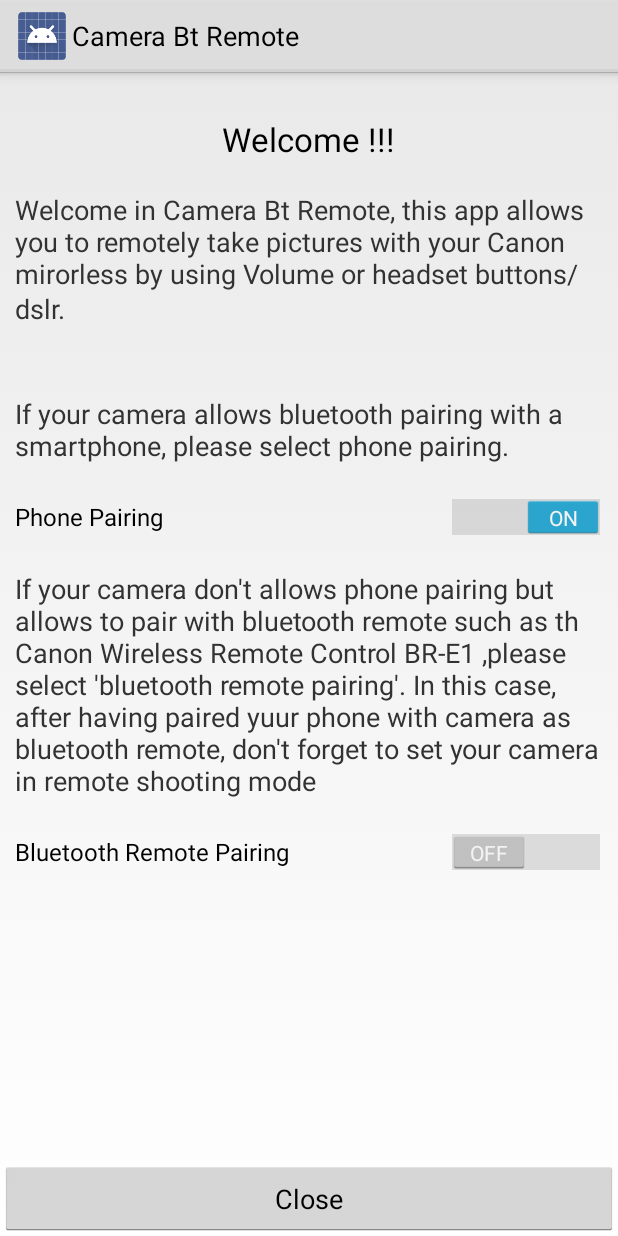
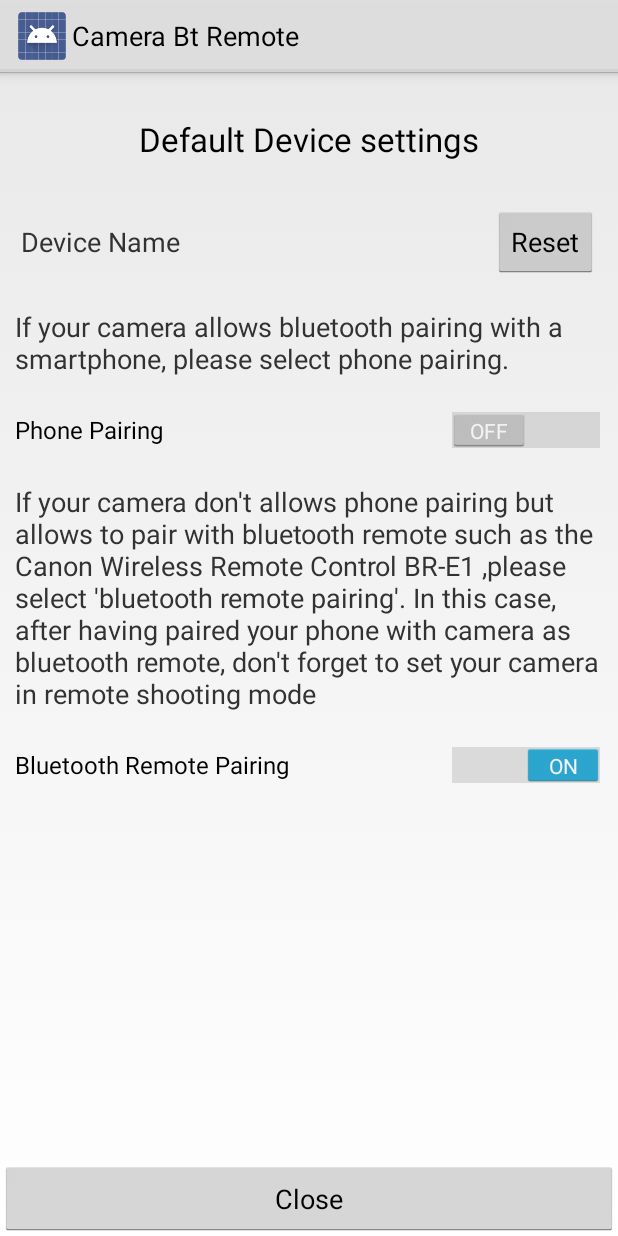
Before and after one commit to Rerelekeke/CanonLightRemote, an Android app: the SettingsActivity screen opened directly, with no data from a screen before it, on a phone screen of 412 x 824 dp. Run offline under Robolectric (Android 15) with nearby library versions, the phone set to English and light mode, and no system bars.

Commit message:
integrate automatic decision between phone or remote pairing

```diff
--- a/Application/src/main/java/com/rmthrt/camerabtremote/SettingsActivity.java
+++ b/Application/src/main/java/com/rmthrt/camerabtremote/SettingsActivity.java
@@ -25,16 +25,19 @@ public class SettingsActivity extends Activity {
         super.onCreate(savedInstanceState);
         setContentView(R.layout.activity_settings);
 
-        if(DeviceControlActivity.getDeviceName()==null)
-        {
-            findViewById(R.id.welcomeLayout).setVisibility(View.VISIBLE);
-            findViewById(R.id.defaulLayout).setVisibility(View.INVISIBLE);
-        }
-        else
-        {
-            findViewById(R.id.welcomeLayout).setVisibility(View.INVISIBLE);
-            findViewById(R.id.defaulLayout).setVisibility(View.VISIBLE);
-        }
+//        if(DeviceControlActivity.getDeviceName()==null)
+//        {
+//            findViewById(R.id.welcomeLayout).setVisibility(View.VISIBLE);
+//            findViewById(R.id.resetLayout).setVisibility(View.INVISIBLE);
+//        }
+//        else
+//        {
+//            findViewById(R.id.welcomeLayout).setVisibility(View.INVISIBLE);
+//            findViewById(R.id.resetLayout).setVisibility(View.VISIBLE);
+//        }
+
+        findViewById(R.id.defaultLayout).setVisibility(View.VISIBLE);
+
 
         mResetDefaultDeviceButton = findViewById(R.id.resetDefaultDeviceButton);
         mDefaultDeviceTextView = findViewById(R.id.defaultDeviceTextView);
@@ -44,24 +47,40 @@ public class SettingsActivity extends Activity {
         mPhonePairingSwitch = findViewById(R.id.PhonePairingSwitch);
         mBtRemotePairingSwitch = findViewById(R.id.BtRemotePairingSwitch);
 
-        mPhonePairingSwitch.setChecked(!MainActivity.persistency.getBoolean(MainActivity.PERSISTENCY_USING_PHONE_OR_BLUETOOTH_PAIRING,false));
-        mBtRemotePairingSwitch.setChecked(MainActivity.persistency.getBoolean(MainActivity.PERSISTENCY_USING_PHONE_OR_BLUETOOTH_PAIRING,false));
+        mPhonePairingSwitch.setChecked(MainActivity.persistency.getBoolean(MainActivity.PERSISTENCY_USING_PHONE_OR_BLUETOOTH_PAIRING,false));
+        mBtRemotePairingSwitch.setChecked(!MainActivity.persistency.getBoolean(MainActivity.PERSISTENCY_USING_PHONE_OR_BLUETOOTH_PAIRING,false));
 
         mPhonePairingSwitch.setOnCheckedChangeListener(new CompoundButton.OnCheckedChangeListener() {
             public void onCheckedChanged(CompoundButton buttonView, boolean isChecked) {
+                SharedPreferences.Editor editor = MainActivity.persistency.edit();
                 if(mPhonePairingSwitch.isChecked())
                 {
                     mBtRemotePairingSwitch.setChecked(false);
+                    editor.putBoolean(MainActivity.PERSISTENCY_USING_PHONE_OR_BLUETOOTH_PAIRING, true);
                 }
+                else
+                {
+                    mBtRemotePairingSwitch.setChecked(true);
+                    editor.putBoolean(MainActivity.PERSISTENCY_USING_PHONE_OR_BLUETOOTH_PAIRING, false);
+                }
+                editor.commit();
             }
         });
 
         mBtRemotePairingSwitch.setOnCheckedChangeListener(new CompoundButton.OnCheckedChangeListener() {
             public void onCheckedChanged(CompoundButton buttonView, boolean isChecked) {
+                SharedPreferences.Editor editor = MainActivity.persistency.edit();
                 if(mBtRemotePairingSwitch.isChecked())
                 {
                     mPhonePairingSwitch.setChecked(false);
+                    editor.putBoolean(MainActivity.PERSISTENCY_USING_PHONE_OR_BLUETOOTH_PAIRING, false);
                 }
+                else
+                {
+                    mPhonePairingSwitch.setChecked(true);
+                    editor.putBoolean(MainActivity.PERSISTENCY_USING_PHONE_OR_BLUETOOTH_PAIRING, true);
+                }
+                editor.commit();
             }
         });
 
@@ -88,9 +107,6 @@ public class SettingsActivity extends Activity {
     @Override
     protected void onDestroy() {
         super.onDestroy();
-        SharedPreferences.Editor editor = MainActivity.persistency.edit();
-        editor.putBoolean(MainActivity.PERSISTENCY_USING_PHONE_OR_BLUETOOTH_PAIRING, false);
-        editor.commit();
     }
 
 
--- a/Application/src/main/res/layout/activity_settings.xml
+++ b/Application/src/main/res/layout/activity_settings.xml
@@ -7,24 +7,9 @@
     android:layout_height="match_parent">
 
 
-    <LinearLayout
-        android:layout_width="match_parent"
-        android:layout_height="50dp"
-        android:orientation="vertical"
-        app:layout_constraintBottom_toBottomOf="parent"
-        app:layout_constraintLeft_toLeftOf="parent">
 
-        <Button
-            android:id="@+id/closeButton"
-            android:layout_width="match_parent"
-            android:layout_height="match_parent"
-            android:text="Close"
-            android:onClick="closeClick"/>
-    </LinearLayout>
-
-
-    <LinearLayout
-        android:id="@+id/welcomeLayout"
+    <RelativeLayout
+        android:id="@+id/DependingLayout"
         android:layout_width="match_parent"
         android:layout_height="wrap_content"
         android:layout_margin="10dp"
@@ -32,69 +17,45 @@
         app:layout_constraintTop_toTopOf="parent"
         app:layout_constraintLeft_toLeftOf="parent">
 
+<!--        <LinearLayout-->
+<!--            android:id="@+id/welcomeLayout"-->
+<!--            android:layout_width="match_parent"-->
+<!--            android:layout_height="wrap_content"-->
+<!--            android:orientation="vertical"-->
+<!--            app:layout_constraintTop_toTopOf="parent"-->
+<!--            app:layout_constraintLeft_toLeftOf="parent">-->
+
+<!--            <LinearLayout-->
+<!--                android:layout_width="wrap_content"-->
+<!--                android:layout_height="wrap_content"-->
+<!--                android:layout_gravity="center"-->
+<!--                android:layout_marginVertical="20dp"-->
+<!--                android:orientation="vertical">-->
+
+<!--                <TextView-->
+<!--                    android:layout_width="match_parent"-->
+<!--                    android:layout_height="wrap_content"-->
+<!--                    android:layout_gravity="center"-->
+<!--                    android:text="Welcome !!!"-->
+<!--                    android:textAppearance="@style/TextAppearance.AppCompat.Large" />-->
+
+
+<!--            </LinearLayout>-->
+
+<!--            <TextView-->
+<!--                android:id="@+id/welcomeText"-->
+<!--                android:layout_width="wrap_content"-->
+<!--                android:layout_height="match_parent"-->
+<!--                android:text="Welcome in Camera Bt Remote, this app allows you to remotely take pictures with your Canon mirorless by using Volume or headset buttons/dslr.\n\n"-->
+<!--                android:gravity="left"-->
+<!--                android:textAppearance="@style/TextAppearance.AppCompat.Medium" />-->
+
+<!--        </LinearLayout>-->
+
         <LinearLayout
-            android:layout_width="wrap_content"
-            android:layout_height="wrap_content"
-            android:layout_gravity="center"
-            android:layout_marginVertical="20dp"
-            android:orientation="vertical">
-
-            <TextView
+            android:id="@+id/resetLayout"
             android:layout_width="match_parent"
             android:layout_height="wrap_content"
-                android:layout_gravity="center"
-                android:text="Welcome !!!"
-                android:textAppearance="@style/TextAppearance.AppCompat.Large" />
-
-
-        </LinearLayout>
-
-        <TextView
-            android:id="@+id/welcomeText"
-            android:layout_width="wrap_content"
-            android:layout_height="match_parent"
-            android:text="Welcome in Camera Bt Remote, this app allows you to remotely take pictures with your Canon mirorless by using Volume or headset buttons/dslr.\n\n"
-            android:gravity="left"
-            android:textAppearance="@style/TextAppearance.AppCompat.Medium" />
-
-
-        <TextView
-            android:id="@+id/welcomeText1"
-            android:layout_width="wrap_content"
-            android:layout_height="match_parent"
-            android:text="If your camera allows bluetooth pairing with a smartphone, please select phone pairing.\n"
-            android:gravity="left"
-            android:textAppearance="@style/TextAppearance.AppCompat.Medium" />
-
-        <Switch
-            android:id="@+id/PhonePairingSwitch"
-            android:layout_width="match_parent"
-            android:layout_height="wrap_content"
-            android:text="Phone Pairing" />
-
-        <TextView
-            android:id="@+id/welcomeText3"
-            android:layout_width="wrap_content"
-            android:layout_height="match_parent"
-            android:text="\nIf your camera don't allows phone pairing but allows to pair with bluetooth remote such as th Canon Wireless Remote Control BR-E1 ,please select 'bluetooth remote pairing'. In this case, after having paired yuur phone with camera as bluetooth remote, don't forget to set your camera in remote shooting mode\n"
-            android:gravity="left"
-            android:textAppearance="@style/TextAppearance.AppCompat.Medium" />
-
-        <Switch
-            android:id="@+id/BtRemotePairingSwitch"
-            android:layout_width="match_parent"
-            android:layout_height="wrap_content"
-            android:text="Bluetooth Remote Pairing" />
-
-
-
-    </LinearLayout>
-
-    <LinearLayout
-        android:id="@+id/defaulLayout"
-        android:layout_width="match_parent"
-        android:layout_height="wrap_content"
-        android:layout_margin="10dp"
             android:orientation="vertical"
             app:layout_constraintTop_toTopOf="parent"
             app:layout_constraintLeft_toLeftOf="parent">
@@ -150,11 +111,60 @@
                     android:onClick="resetDefaultDeviceClick"
                     android:text="Reset" />
             </LinearLayout>
+        </LinearLayout>
+    </RelativeLayout>
+        <LinearLayout
+            android:id="@+id/defaultLayout"
+            android:layout_width="match_parent"
+            android:layout_height="wrap_content"
+            android:layout_margin="10dp"
+            android:orientation="vertical"
+            app:layout_constraintTop_toBottomOf="@id/DependingLayout"
+            app:layout_constraintLeft_toLeftOf="parent">
+            <TextView
+                android:id="@+id/welcomeText1"
+                android:layout_width="wrap_content"
+                android:layout_height="match_parent"
+                android:text="If your camera allows bluetooth pairing with a smartphone, please select phone pairing.\n"
+                android:gravity="left"
+                android:textAppearance="@style/TextAppearance.AppCompat.Medium" />
 
+            <Switch
+                android:id="@+id/PhonePairingSwitch"
+                android:layout_width="match_parent"
+                android:layout_height="wrap_content"
+                android:text="Phone Pairing" />
 
+            <TextView
+                android:id="@+id/welcomeText3"
+                android:layout_width="wrap_content"
+                android:layout_height="match_parent"
+                android:text="\nIf your camera don't allows phone pairing but allows to pair with bluetooth remote such as the Canon Wireless Remote Control BR-E1 ,please select 'bluetooth remote pairing'. In this case, after having paired your phone with camera as bluetooth remote, don't forget to set your camera in remote shooting mode\n"
+                android:gravity="left"
+                android:textAppearance="@style/TextAppearance.AppCompat.Medium" />
 
-
+            <Switch
+                android:id="@+id/BtRemotePairingSwitch"
+                android:layout_width="match_parent"
+                android:layout_height="wrap_content"
+                android:text="Bluetooth Remote Pairing" />
         </LinearLayout>
 
 
+    <LinearLayout
+        android:id="@+id/closeButtonLayout"
+        android:layout_width="match_parent"
+        android:layout_height="50dp"
+        android:orientation="vertical"
+        app:layout_constraintBottom_toBottomOf="parent"
+        app:layout_constraintLeft_toLeftOf="parent">
+
+        <Button
+            android:id="@+id/closeButton"
+            android:layout_width="match_parent"
+            android:layout_height="match_parent"
+            android:text="Close"
+            android:onClick="closeClick"/>
+    </LinearLayout>
+
 </android.support.constraint.ConstraintLayout>
--- a/Application/src/main/res/values/strings.xml
+++ b/Application/src/main/res/values/strings.xml
@@ -8,6 +8,7 @@
     <string name="connected">Connected</string>
     <string name="connecting">Connecting...</string>
     <string name="disconnected">Disconnected</string>
+    <string name="connection_error">ConnectionError</string>
     <string name="title_devices">Canon Light Remote</string>
     <string name="error_bluetooth_not_supported">Bluetooth not supported.</string>
 
```
Also changed, not shown: Application/src/main/java/com/rmthrt/camerabtremote/BluetoothLeService.java (+81 -39 lines), Application/src/main/java/com/rmthrt/camerabtremote/DeviceControlActivity.java (+27 -30 lines), Application/src/main/java/com/rmthrt/camerabtremote/GattAttributes.java (+24 -25 lines), Application/src/main/java/com/rmthrt/camerabtremote/GlobalConstants.java (+7 -4 lines), Application/src/main/java/com/rmthrt/camerabtremote/MainActivity.java (+22 -5 lines). Lines whose indentation alone changed are shown as unchanged.
